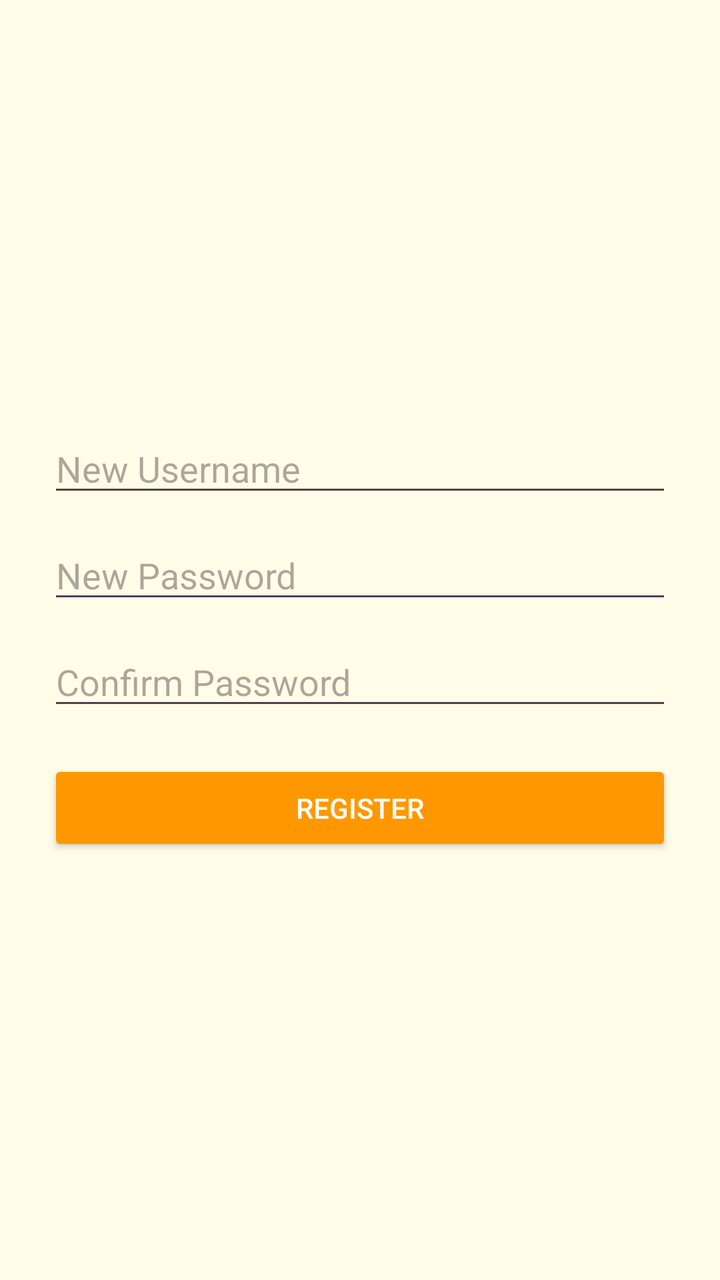
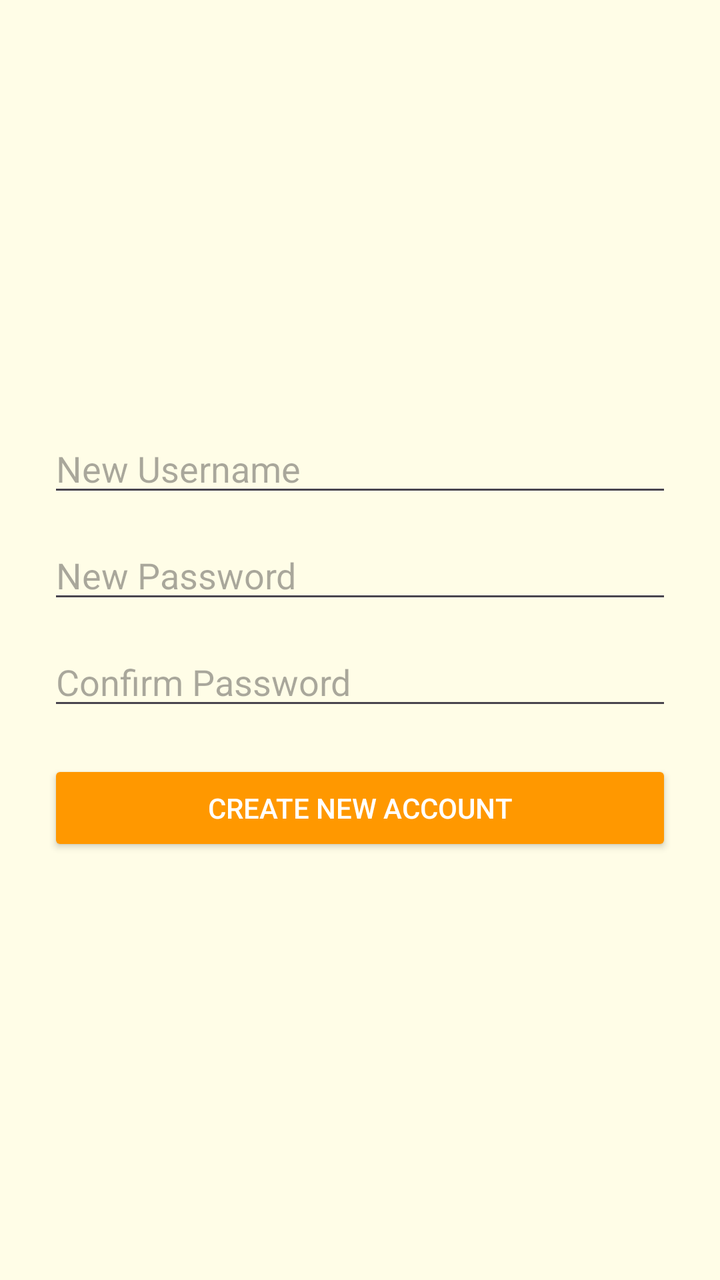

Screens rendered from an Android XML layout before and after an edit, with the pre-edit source and the edit as a unified diff.
<!-- AndroidManifest.xml: application theme Theme.LoginAndRegister -->
<!-- res/layout/activity_register.xml -->
<?xml version="1.0" encoding="utf-8"?>
<LinearLayout xmlns:android="http://schemas.android.com/apk/res/android"
    android:layout_width="match_parent"
    android:layout_height="match_parent"
    android:orientation="vertical"
    android:gravity="center"
    android:padding="24dp"
    android:background="#FFFDE7">

    <EditText
        android:id="@+id/etNewUsername"
        android:layout_width="match_parent"
        android:layout_height="wrap_content"
        android:hint="New Username"
        android:inputType="textPersonName"
        android:layout_marginBottom="12dp" />

    <EditText
        android:id="@+id/etNewPassword"
        android:layout_width="match_parent"
        android:layout_height="wrap_content"
        android:hint="New Password"
        android:inputType="textPassword"
        android:layout_marginBottom="12dp" />

    <EditText
        android:id="@+id/etConfirmPassword"
        android:layout_width="match_parent"
        android:layout_height="wrap_content"
        android:hint="Confirm Password"
        android:inputType="textPassword"
        android:layout_marginBottom="20dp" />

    <Button
        android:id="@+id/btnRegister"
        android:layout_width="match_parent"
        android:layout_height="wrap_content"
        android:text="Register"
        android:backgroundTint="#FF9800"
        android:textColor="@android:color/white" />

</LinearLayout>
<!-- resources referenced by this layout -->
<resources>
  <style name="Theme.LoginAndRegister" parent="Base.Theme.LoginAndRegister" />
  <style name="Base.Theme.LoginAndRegister" parent="Theme.Material3.DayNight.NoActionBar">
          
          
      </style>
</resources>

<!-- the commit's change to res/layout/activity_register.xml (unified diff, before → after) -->
@@ -35,7 +35,7 @@
         android:id="@+id/btnRegister"
         android:layout_width="match_parent"
         android:layout_height="wrap_content"
-        android:text="Register"
+        android:text="Create New Account"
         android:backgroundTint="#FF9800"
         android:textColor="@android:color/white" />
 
